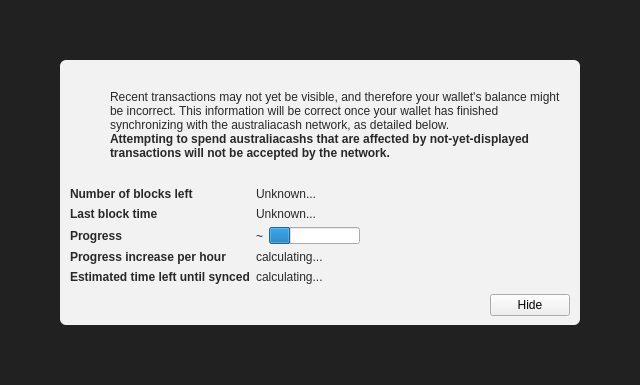
This is src/qt/forms/modaloverlay.ui in farsider350/AustraliaCash-Core as Qt 5 draws it before an edit. The edited form follows.
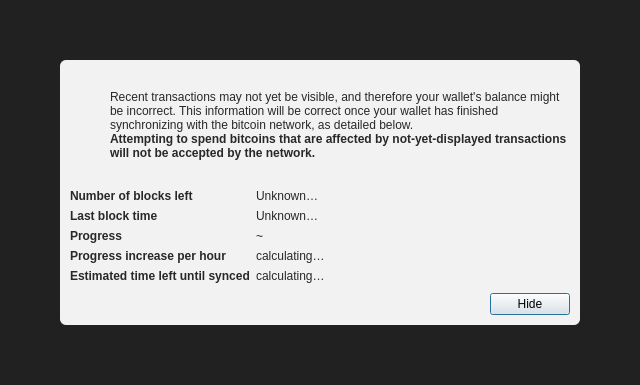
This is the edited form. Icons and pictures are not drawn. Custom widgets are drawn as their Qt base class.

Commit message: Multiple Algorithms | POS | Taproot This is the initial commit to an upgraded codebase (Bitcoin 22.0) It includes multiple algorithms, Proof Of Stake and Taproot

Patch:
```diff
--- a/src/qt/forms/modaloverlay.ui
+++ b/src/qt/forms/modaloverlay.ui
@@ -1,7 +1,7 @@
 <?xml version="1.0" encoding="UTF-8"?>
 <ui version="4.0">
  <class>ModalOverlay</class>
- <widget class="ModalOverlay" name="ModalOverlay">
+ <widget class="QWidget" name="ModalOverlay">
   <property name="geometry">
    <rect>
     <x>0</x>
@@ -130,7 +130,7 @@
              <item>
               <widget class="QLabel" name="infoText">
                <property name="text">
-                <string>Recent transactions may not yet be visible, and therefore your wallet's balance might be incorrect. This information will be correct once your wallet has finished synchronizing with the australiacash network, as detailed below.</string>
+                <string>Recent transactions may not yet be visible, and therefore your wallet's balance might be incorrect. This information will be correct once your wallet has finished synchronizing with the bitcoin network, as detailed below.</string>
                </property>
                <property name="textFormat">
                 <enum>Qt::RichText</enum>
@@ -149,7 +149,7 @@
                 </font>
                </property>
                <property name="text">
-                <string>Attempting to spend australiacashs that are affected by not-yet-displayed transactions will not be accepted by the network.</string>
+                <string>Attempting to spend bitcoins that are affected by not-yet-displayed transactions will not be accepted by the network.</string>
                </property>
                <property name="textFormat">
                 <enum>Qt::RichText</enum>
@@ -219,7 +219,7 @@
            <item row="0" column="1">
             <widget class="QLabel" name="numberOfBlocksLeft">
              <property name="text">
-              <string>Unknown...</string>
+              <string>Unknown…</string>
              </property>
             </widget>
            </item>
@@ -245,7 +245,7 @@
               </sizepolicy>
              </property>
              <property name="text">
-              <string>Unknown...</string>
+              <string>Unknown…</string>
              </property>
             </widget>
            </item>
@@ -271,16 +271,6 @@
                </property>
               </widget>
              </item>
-             <item>
-              <widget class="QProgressBar" name="progressBar">
-               <property name="value">
-                <number>24</number>
-               </property>
-               <property name="format">
-                <string/>
-               </property>
-              </widget>
-             </item>
             </layout>
            </item>
            <item row="4" column="0">
@@ -299,7 +289,7 @@
            <item row="4" column="1">
             <widget class="QLabel" name="progressIncreasePerH">
              <property name="text">
-              <string>calculating...</string>
+              <string>calculating…</string>
              </property>
             </widget>
            </item>
@@ -319,7 +309,7 @@
            <item row="5" column="1">
             <widget class="QLabel" name="expectedTimeLeft">
              <property name="text">
-              <string>calculating...</string>
+              <string>calculating…</string>
              </property>
             </widget>
            </item>
@@ -351,6 +341,15 @@
              <property name="text">
               <string>Hide</string>
              </property>
+             <property name="shortcut">
+              <string>Esc</string>
+             </property>
+             <property name="focusPolicy">
+              <enum>Qt::StrongFocus</enum>
+             </property>
+             <property name="default">
+              <bool>true</bool>
+             </property>
             </widget>
            </item>
           </layout>
@@ -363,14 +362,6 @@
    </item>
   </layout>
  </widget>
- <customwidgets>
-  <customwidget>
-   <class>ModalOverlay</class>
-   <extends>QWidget</extends>
-   <header>qt/modaloverlay.h</header>
-   <container>1</container>
-  </customwidget>
- </customwidgets>
  <resources/>
  <connections/>
 </ui>
```
The commit also changes 2497 other files.
